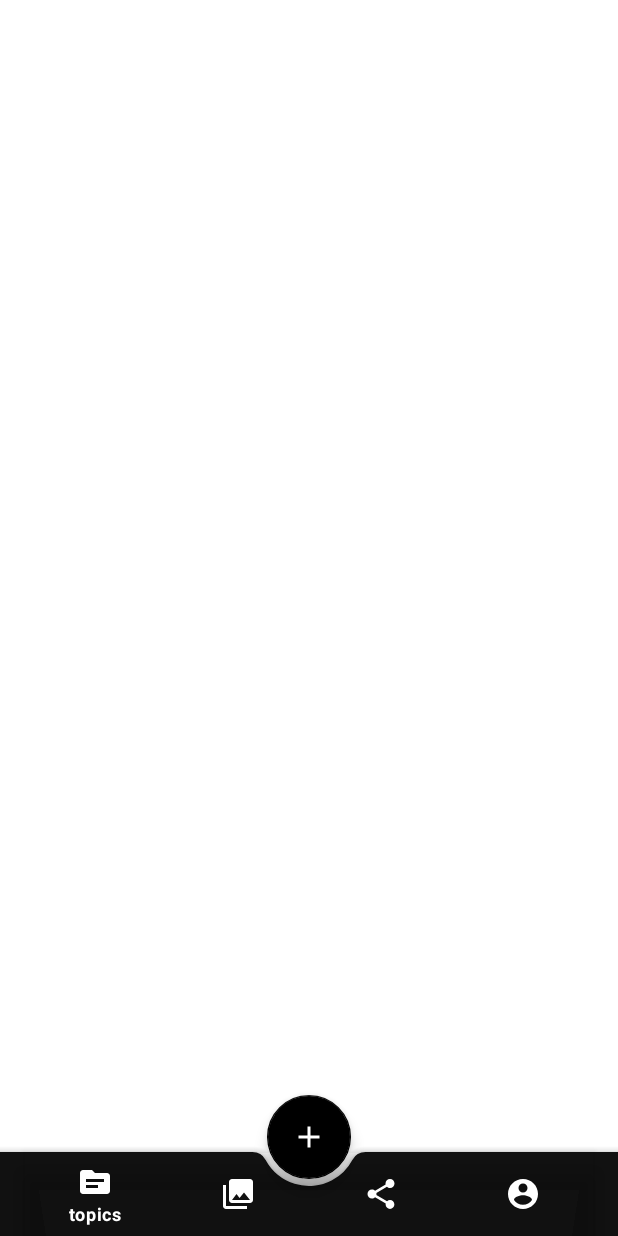
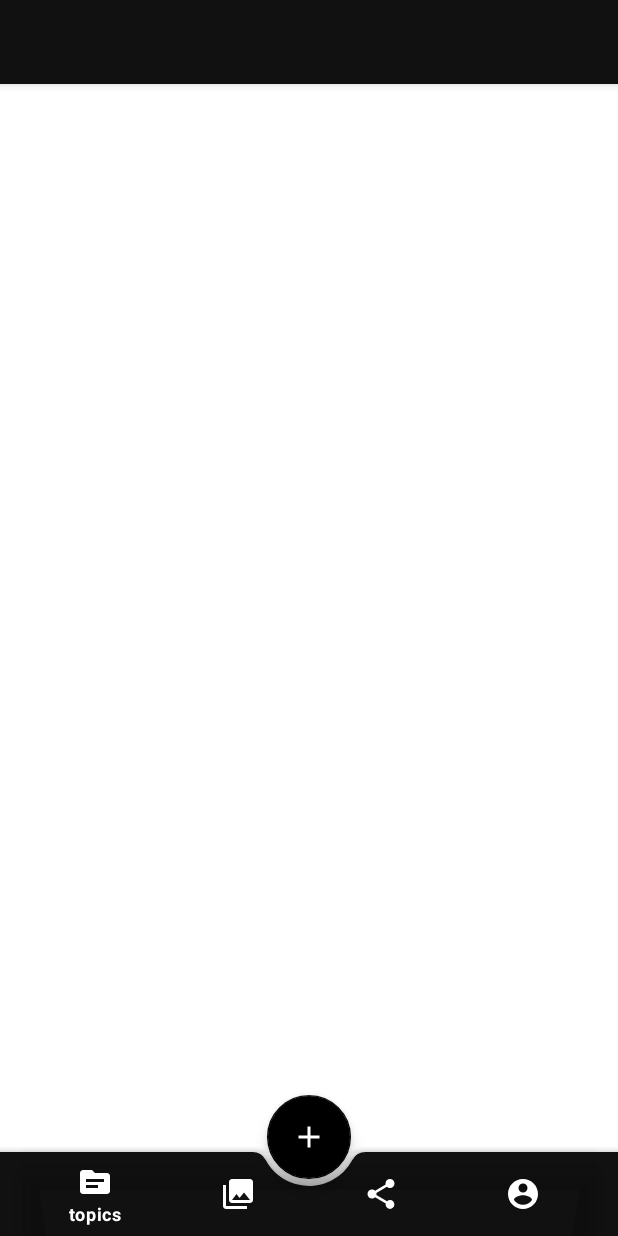
Before and after one commit to FdevTech/unsplash, an Android app: the MainActivity screen opened directly, with no data from a screen before it, on a phone screen of 412 x 824 dp. Run offline under Robolectric (Android 15) with nearby library versions, the phone set to English and light mode, and no system bars.

```diff
--- a/app/src/main/java/com/example/p5i/onlinegallery/MainActivity.kt
+++ b/app/src/main/java/com/example/p5i/onlinegallery/MainActivity.kt
@@ -2,6 +2,11 @@ package com.example.p5i.onlinegallery
 
 import androidx.appcompat.app.AppCompatActivity
 import android.os.Bundle
+import android.transition.Explode
+import android.transition.Fade
+import android.view.Window
+import com.google.android.material.transition.platform.MaterialContainerTransform
+import com.google.android.material.transition.platform.MaterialContainerTransformSharedElementCallback
 
 class MainActivity : AppCompatActivity() {
     override fun onCreate(savedInstanceState: Bundle?) {
--- a/app/src/main/java/com/example/p5i/onlinegallery/authenticationModule/LoginActivity.java
+++ b/app/src/main/java/com/example/p5i/onlinegallery/authenticationModule/LoginActivity.java
@@ -14,9 +14,12 @@ import android.net.Uri;
 import android.os.Bundle;
 import android.text.Editable;
 import android.text.TextWatcher;
+import android.transition.Explode;
+import android.transition.Fade;
 import android.util.Log;
 import android.view.KeyEvent;
 import android.view.View;
+import android.view.Window;
 import android.widget.Toast;
 
 import com.example.p5i.onlinegallery.R;
@@ -25,6 +28,7 @@ import com.example.p5i.onlinegallery.authenticationModule.authorizationData.Auto
 import com.example.p5i.onlinegallery.databinding.ActivityLoginBinding;
 import com.google.android.material.floatingactionbutton.ExtendedFloatingActionButton;
 import com.google.android.material.textfield.TextInputLayout;
+import com.google.android.material.transition.platform.MaterialContainerTransformSharedElementCallback;
 
 public class LoginActivity extends AppCompatActivity {
     private static final String TAG = "LoginActivity";
@@ -32,6 +36,7 @@ public class LoginActivity extends AppCompatActivity {
     private ActivityLoginBinding mActivityLoginBinding;
     @Override
     protected void onCreate(Bundle savedInstanceState) {
+
         super.onCreate(savedInstanceState);
         mActivityLoginBinding=ActivityLoginBinding.inflate(getLayoutInflater());
         mLoginViewModel=new LoginViewModel(this);
--- a/app/src/main/java/com/example/p5i/onlinegallery/authenticationModule/LoginViewModel.java
+++ b/app/src/main/java/com/example/p5i/onlinegallery/authenticationModule/LoginViewModel.java
@@ -16,8 +16,7 @@ import androidx.lifecycle.Observer;
 import com.example.p5i.onlinegallery.MainActivity;
 import com.example.p5i.onlinegallery.Util.ActivtyTransitionModel;
 import com.example.p5i.onlinegallery.authenticationModule.authorizationData.AuthenticationRepository;
-import com.example.p5i.onlinegallery.authenticationModule.authorizationData.UnsplashWebServiceLoginModel;
-import com.example.p5i.onlinegallery.authenticationModule.authorizationData.LoginStateModel;
+import com.example.p5i.onlinegallery.authenticationModule.fabView.FabAnimationModel;
 import com.google.android.material.floatingactionbutton.ExtendedFloatingActionButton;
 import com.google.android.material.textfield.TextInputLayout;
 
@@ -222,6 +221,7 @@ public class LoginViewModel extends BaseObservable
         else if(userLoggedIncheckobserver==signedInValue)
         {
             mActivtyTransitionModel.startActivity(new MainActivity());
+            mActivtyTransitionModel.startActivity(new MainActivity());
         }
     }
     @Bindable
--- a/app/src/main/java/com/example/p5i/onlinegallery/authenticationModule/ValidatorModel.java
+++ b/app/src/main/java/com/example/p5i/onlinegallery/authenticationModule/ValidatorModel.java
@@ -8,7 +8,7 @@ import androidx.lifecycle.MutableLiveData;
 
 public class ValidatorModel
 {
-    //TODO I should add FirebaseAuth
+
 
     private static final String TAG = "ValidatorModel";
     Pattern emailPattern,passworPattern;
--- a/app/src/main/java/com/example/p5i/onlinegallery/authenticationModule/authorizationData/AuthenticationRepository.java
+++ b/app/src/main/java/com/example/p5i/onlinegallery/authenticationModule/authorizationData/AuthenticationRepository.java
@@ -14,7 +14,6 @@ public class AuthenticationRepository implements AuthenticationRepositioryContra
 {
 
 
-    //TODO I need to fixe the problem of authentication
 
     private static final String TAG = "AuthenticationRepositor";
     private static final int noAccountValue  = 0,signedOutValue=1,signedInValue=2;
--- a/app/src/main/java/com/example/p5i/onlinegallery/authenticationModule/FabSateModel.java
+++ b/app/src/main/java/com/example/p5i/onlinegallery/authenticationModule/fabView/FabSateModel.java
@@ -1,4 +1,4 @@
-package com.example.p5i.onlinegallery.authenticationModule;
+package com.example.p5i.onlinegallery.authenticationModule.fabView;
 
 import android.content.Context;
 import android.content.SharedPreferences;
--- a/app/src/main/res/layout/activity_login.xml
+++ b/app/src/main/res/layout/activity_login.xml
@@ -106,6 +106,7 @@
 
     <com.google.android.material.floatingactionbutton.ExtendedFloatingActionButton
         android:id="@+id/materialButton"
+        android:transitionName="fab"
         style="@style/Widget.MaterialComponents.ExtendedFloatingActionButton.Icon"
         android:layout_width="wrap_content"
         android:layout_height="wrap_content"
--- a/app/src/main/res/layout/activity_main.xml
+++ b/app/src/main/res/layout/activity_main.xml
@@ -1,5 +1,7 @@
 <?xml version="1.0" encoding="utf-8"?>
 <androidx.coordinatorlayout.widget.CoordinatorLayout
+    android:id="@+id/content"
+
     xmlns:android="http://schemas.android.com/apk/res/android"
     xmlns:app="http://schemas.android.com/apk/res-auto"
     xmlns:tools="http://schemas.android.com/tools"
@@ -7,7 +9,15 @@
     android:layout_height="match_parent"
     tools:context=".MainActivity"
     >
+<com.google.android.material.appbar.AppBarLayout
+    android:layout_width="match_parent"
+    android:layout_height="wrap_content">
+    <com.google.android.material.appbar.MaterialToolbar
+        android:layout_width="match_parent"
+        android:layout_height="match_parent"
 
+        />
+</com.google.android.material.appbar.AppBarLayout>
 
     <com.google.android.material.bottomappbar.BottomAppBar
         android:id="@+id/bottomAppBar"
@@ -34,6 +44,7 @@
 
     <com.google.android.material.floatingactionbutton.FloatingActionButton
         android:id="@+id/fab"
+        android:transitionName="fab"
         android:layout_width="wrap_content"
         android:layout_height="wrap_content"
         android:contentDescription="@string/app_name"
```
Also changed, not shown: app/src/main/java/com/example/p5i/onlinegallery/Util/ActivtyTransitionModel.java (+10 -1 lines), app/src/main/java/com/example/p5i/onlinegallery/authenticationModule/EmailInputLayoutModel.java (deleted, +0 -23 lines), app/src/main/java/com/example/p5i/onlinegallery/authenticationModule/fabView/FabAnimationModel.java (renamed from app/src/main/java/com/example/p5i/onlinegallery/authenticationModule/FabAnimationModel.java, +4 -11 lines).
